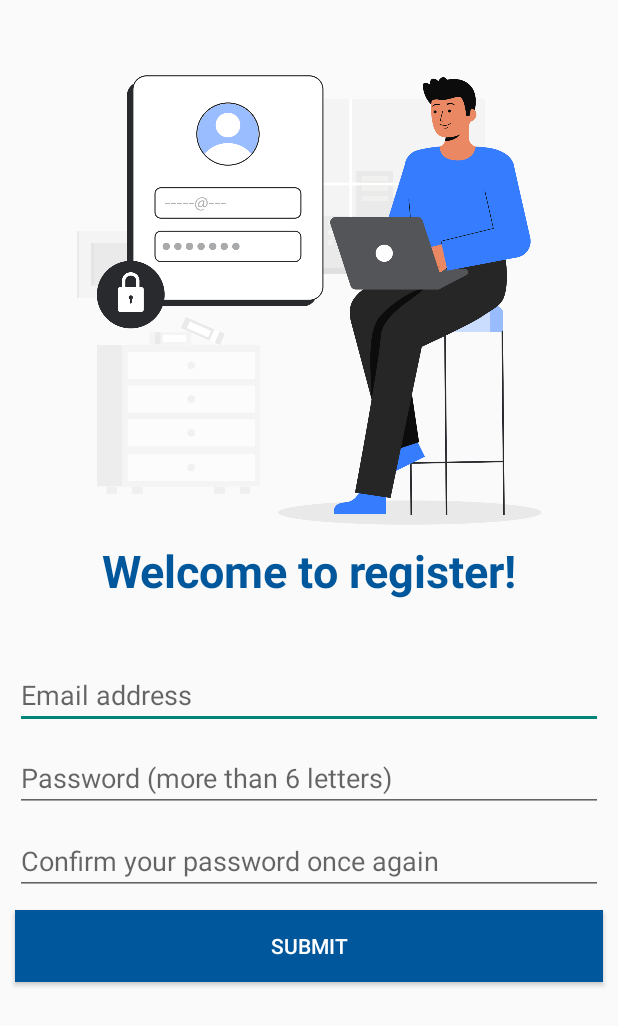
After one commit to Hoseung/Kit_aid, an Android app: the SignInActivity screen opened directly, with no data from a screen before it, on a phone screen of 412 x 824 dp. The commit adds this screen. Shown: the top 1026 px of the screen. Run offline under Robolectric (Android 15) with nearby library versions, the phone set to English and light mode, and no system bars; network calls fail.

Commit message:
주말을 위한 커밋~

```diff
--- a/app/src/main/java/org/tensorflow/lite/examples/objectdetection/HistoryActivity.kt
+++ b/app/src/main/java/org/tensorflow/lite/examples/objectdetection/HistoryActivity.kt
@@ -125,6 +125,7 @@ class HistoryActivity : AppCompatActivity() {
     }
     private fun getContentUri(): Uri {
         val extRoot = getExternalFilesDir(null)!!
+        println("$extRoot +++++++++++++++++++0")
         return FileProvider.getUriForFile(
             this@HistoryActivity,
             applicationContext.packageName + ".provider",
--- a/app/src/main/java/org/tensorflow/lite/examples/objectdetection/RegressionHelper.kt
+++ b/app/src/main/java/org/tensorflow/lite/examples/objectdetection/RegressionHelper.kt
@@ -102,7 +102,6 @@ class RegressionHelper (
         val input = processInputImage(image,
             inputPredictTargetWidth,
             inputPredictTargetHeight)
-
         interpreterPredict?.run(input?.buffer, modelOutput)
         //println("INFERENCE DONE~~~~~~~~~~~~~~~~~~~~~~~~~~~~~~~~~~~")
         //val answer = modelOutput.floatArray.toString()
--- a/app/src/main/java/org/tensorflow/lite/examples/objectdetection/SelectActivity.kt
+++ b/app/src/main/java/org/tensorflow/lite/examples/objectdetection/SelectActivity.kt
@@ -14,7 +14,6 @@ class SelectActivity : AppCompatActivity() {
         setContentView(binding.root)
 
         initView()
-
     }
 
     private fun initView() = with(binding) {
--- /dev/null
+++ b/app/src/main/res/layout/activity_sign_in.xml
@@ -0,0 +1,74 @@
+<?xml version="1.0" encoding="utf-8"?>
+<LinearLayout xmlns:android="http://schemas.android.com/apk/res/android"
+    xmlns:app="http://schemas.android.com/apk/res-auto"
+    xmlns:tools="http://schemas.android.com/tools"
+    android:layout_width="match_parent"
+    android:layout_height="match_parent"
+    tools:context=".SignInActivity"
+    android:orientation="vertical"
+    >
+
+
+    <ImageView
+        android:layout_width="match_parent"
+        android:layout_height="300dp"
+        android:layout_marginTop="50dp"
+        android:layout_marginLeft="10dp"
+        android:layout_marginRight="10dp"
+        android:src="@drawable/signin_image"
+        />
+
+    <TextView
+        android:layout_width="match_parent"
+        android:layout_height="wrap_content"
+        android:text="Welcome to register!"
+        android:textColor="@color/light_blue_900"
+        android:textStyle="bold"
+        android:layout_marginTop="10dp"
+        android:textSize="30dp"
+        android:gravity="center"
+        />
+
+    <EditText
+        android:id="@+id/signInEmail"
+        android:layout_width="match_parent"
+        android:layout_height="wrap_content"
+        android:hint="Email address"
+        android:inputType="textEmailAddress"
+        android:layout_marginTop="40dp"
+        android:layout_marginLeft="10dp"
+        android:layout_marginRight="10dp"/>
+
+    <EditText
+        android:id="@+id/signInPw1"
+        android:layout_width="match_parent"
+        android:layout_height="wrap_content"
+        android:hint="Password (more than 6 letters)"
+        android:inputType="textPassword"
+        android:layout_marginTop="10dp"
+        android:layout_marginLeft="10dp"
+        android:layout_marginRight="10dp"/>
+
+    <EditText
+        android:id="@+id/signInPw2"
+        android:layout_width="match_parent"
+        android:layout_height="wrap_content"
+        android:hint="Confirm your password once again"
+        android:inputType="textPassword"
+        android:layout_marginTop="10dp"
+        android:layout_marginLeft="10dp"
+        android:layout_marginRight="10dp"/>
+
+    <Button
+        android:id="@+id/signInButton"
+        android:layout_width="match_parent"
+        android:layout_height="wrap_content"
+        android:text="Submit"
+        android:textColor="@color/white"
+        android:layout_marginTop="10dp"
+        android:layout_marginLeft="10dp"
+        android:layout_marginRight="10dp"
+        android:background="@color/light_blue_900"
+        />
+
+</LinearLayout>
--- a/app/src/main/res/values/strings.xml
+++ b/app/src/main/res/values/strings.xml
@@ -61,6 +61,8 @@
     <string name="invalid_password">Password must be >5 characters</string>
     <string name="login_failed">"Login failed"</string>
     <string name="first_sign_in"><u>Sign in</u></string>
+    <!-- TODO: Remove or change this placeholder text -->
+    <string name="hello_blank_fragment">Hello blank fragment</string>
     <!--    <string-array name="models_spinner_titles">-->
     <!--        <item>MobileNet V1</item>-->
     <!--        <item>EfficientDet Lite0</item>-->
```
Also changed, not shown: app/build.gradle (+6 -3 lines), app/src/main/AndroidManifest.xml (+13 -2 lines), app/src/main/java/org/tensorflow/lite/examples/objectdetection/CameraActivity.kt (+39 -30 lines), app/src/main/java/org/tensorflow/lite/examples/objectdetection/LoginActivity.kt (+61 -50 lines), app/src/main/java/org/tensorflow/lite/examples/objectdetection/MainActivity.kt (+19 -0 lines), app/src/main/java/org/tensorflow/lite/examples/objectdetection/MyEntryPoint.kt (+6 -2 lines), app/src/main/java/org/tensorflow/lite/examples/objectdetection/MyReceiver.kt (added, +19 -0 lines), app/src/main/java/org/tensorflow/lite/examples/objectdetection/SignInActivity.kt (added, +95 -0 lines), app/src/main/java/org/tensorflow/lite/examples/objectdetection/new/ResultActivity.kt (+13 -1 lines), app/src/main/res/layout/activity_login.xml (+1 -9 lines), app/src/main/res/layout/fragment_saved_user_info.xml (added, +14 -0 lines), app/src/main/res/drawable/signin_image.png (added), 2 other files.
